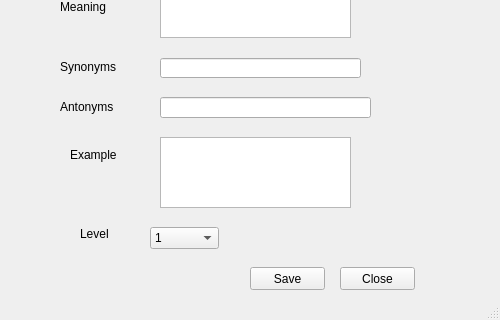
Before: the Qt Designer form uihandler.ui in gauravpruthi/VocabBuilder-Qt, drawn with Qt 5; both pictures show x 0 to 500 and y 180 to 500 of the 500 by 500 pixel window.
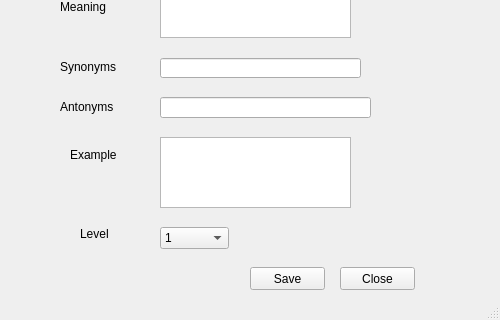
After: the same form once the commit is applied.

```diff
--- a/uihandler.ui
+++ b/uihandler.ui
@@ -143,7 +143,7 @@
    <widget class="QComboBox" name="comboBox">
     <property name="geometry">
      <rect>
-      <x>150</x>
+      <x>160</x>
       <y>390</y>
       <width>69</width>
       <height>22</height>
```
